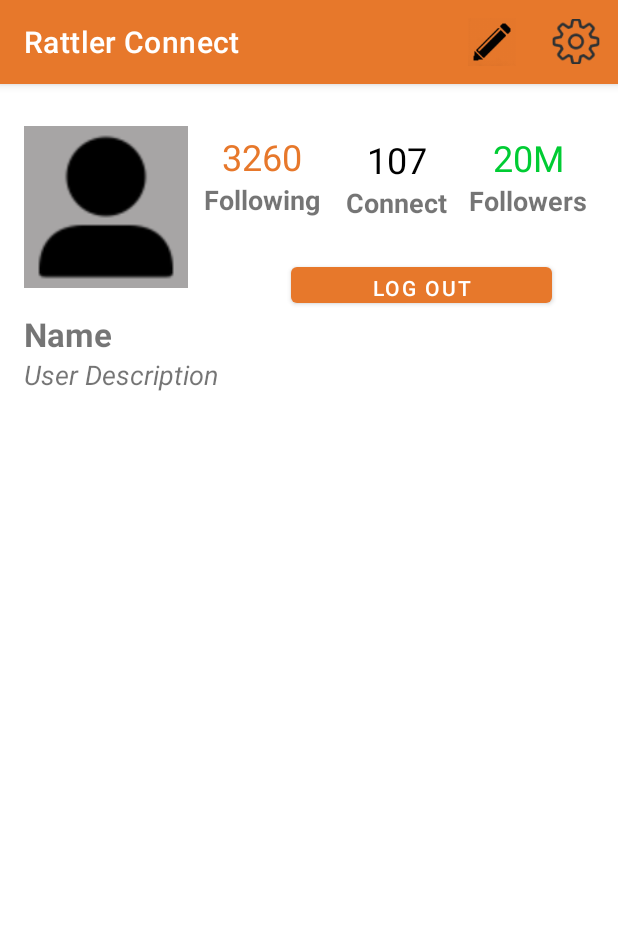
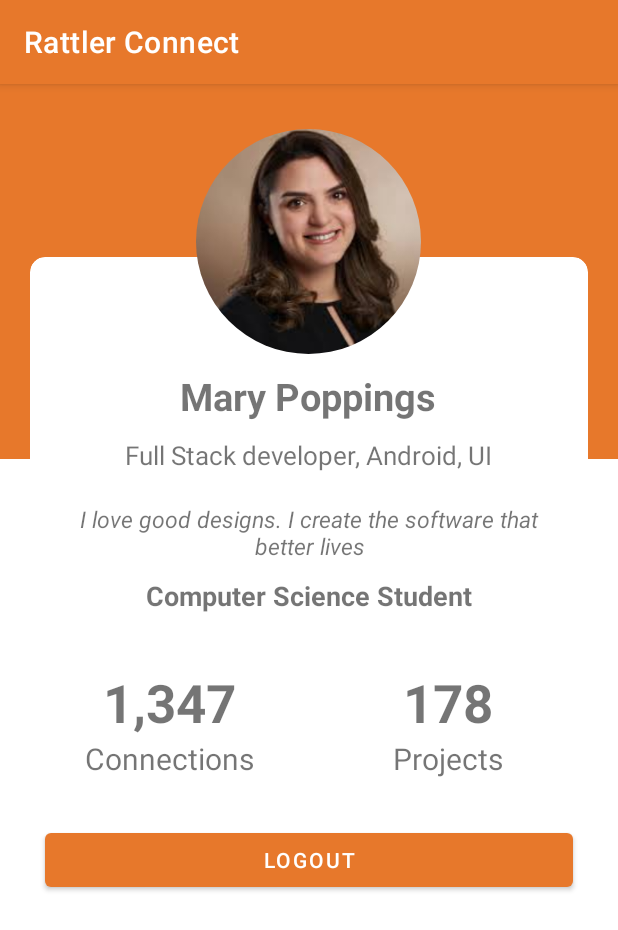
Before and after one commit to iyesha-Gonzalez/RatllerConnect, an Android app: the fragment ProfileFragment shown on its own in the app's theme, on a phone screen of 412 x 824 dp. Shown: the top 930 px of the screen. Run offline under Robolectric (Android 15) with nearby library versions, the light colour scheme and no system bars; our stand-ins replace CircleImageView; libraries missing offline, so code that uses them is left out: com.parse; 1 statement that could not run was skipped.

Commit message:
updated profile fragment

```diff
--- a/app/build.gradle
+++ b/app/build.gradle
@@ -39,6 +39,7 @@
     implementation 'androidx.swiperefreshlayout:swiperefreshlayout:1.1.0'
     implementation 'androidx.constraintlayout:constraintlayout:2.0.4'
     implementation 'androidx.legacy:legacy-support-v4:1.0.0'
+    implementation 'androidx.room:room-runtime:2.2.6'
     testImplementation 'junit:junit:4.+'
     androidTestImplementation 'androidx.test.ext:junit:1.1.2'
     androidTestImplementation 'androidx.test.espresso:espresso-core:3.3.0'
@@ -52,9 +53,12 @@
 
     implementation 'androidx.appcompat:appcompat:1.0.0'
     implementation 'androidx.recyclerview:recyclerview:1.0.0'
+    implementation 'androidx.annotation:annotation:1.1.0'
 
     implementation 'org.parceler:parceler-api:1.1.12'
     annotationProcessor 'org.parceler:parceler:1.1.12'
+    annotationProcessor 'androidx.room:room-compiler:2.2.6'
+    implementation 'de.hdodenhof:circleimageview:3.1.0'
 
 
 }
--- a/app/src/main/java/com/example/rattlerconnect/Fragments/PostsFragment.java
+++ b/app/src/main/java/com/example/rattlerconnect/Fragments/PostsFragment.java
@@ -7,11 +7,15 @@
 import androidx.fragment.app.Fragment;
 import androidx.recyclerview.widget.LinearLayoutManager;
 import androidx.recyclerview.widget.RecyclerView;
+import androidx.swiperefreshlayout.widget.SwipeRefreshLayout;
 
 import android.util.Log;
 import android.view.LayoutInflater;
+import android.view.Menu;
+import android.view.MenuItem;
 import android.view.View;
 import android.view.ViewGroup;
+import android.widget.Toast;
 
 
 import com.parse.FindCallback;
@@ -29,6 +33,7 @@
  * A simple {@link Fragment} subclass.
  */
 public class PostsFragment extends Fragment {
+
     public static final String TAG = "PostsFragment";
     private RecyclerView rvPosts;
     protected PostsAdapter adapter;
--- a/app/src/main/java/com/example/rattlerconnect/Fragments/ProfileFragment.java
+++ b/app/src/main/java/com/example/rattlerconnect/Fragments/ProfileFragment.java
@@ -3,69 +3,46 @@
 import android.content.Intent;
 import android.os.Bundle;
 import android.view.LayoutInflater;
-import android.view.Menu;
-import android.view.MenuInflater;
 import android.view.View;
 import android.view.ViewGroup;
 import android.widget.Button;
 import android.widget.ImageView;
 import android.widget.TextView;
+import android.widget.Toast;
 
-import androidx.annotation.NonNull;
-import androidx.appcompat.app.AppCompatActivity;
+import androidx.fragment.app.Fragment;
+import androidx.recyclerview.widget.GridLayoutManager;
 import androidx.recyclerview.widget.RecyclerView;
 import androidx.swiperefreshlayout.widget.SwipeRefreshLayout;
 
 import com.example.rattlerconnect.LoginActivity;
 import com.example.rattlerconnect.R;
 import com.example.rattlerconnect.Post;
+import com.parse.FindCallback;
+import com.parse.ParseException;
 import com.parse.ParseUser;
 
+import java.util.ArrayList;
 import java.util.List;
 
-public class ProfileFragment extends HomeFragment {
+public class ProfileFragment extends Fragment {
 
-    private final String TAG = "ProfileFragment";
+    public static final String TAG = "ProfileFragment";
     private Button btnLogout;
     private TextView tvUser;
     private ImageView ivProfile;
-    private RecyclerView rvPosts;
-    private com.example.rattlerconnect.EndlessRecyclerViewScrollListener scrollListener;
-    private SwipeRefreshLayout swipeRefreshLayout;
-    protected List< Post> mPosts;
 
-    @Override
-    public void onResume() {
-        super.onResume();
-        ((AppCompatActivity)getActivity()).getSupportActionBar().show();
-    }
-    @Override
-    public void onStop() {
-        super.onStop();
-        ((AppCompatActivity)getActivity()).getSupportActionBar().show();
-    }
-
-    @Override
-    public void onCreate(Bundle savedInstanceState) {
-        super.onCreate(savedInstanceState);
-        setHasOptionsMenu(true);
-    }
-
-    @Override
-    public void onCreateOptionsMenu(@NonNull Menu menu, @NonNull MenuInflater inflater) {
-        inflater.inflate(R.menu.menu_profile_tab, menu);
-    }
 
     @Override
     public View onCreateView(LayoutInflater inflater, ViewGroup parent, Bundle savedInstanceState) {
         // Defines the xml file for the fragment
         return inflater.inflate(R.layout.fragment_profile, parent, false);
     }
-
     // This event is triggered soon after onCreateView().
     // Any view setup should occur here.  E.g., view lookups and attaching view listeners.
     @Override
     public void onViewCreated(View view, Bundle savedInstanceState) {
+        super.onViewCreated(view, savedInstanceState);
 
         btnLogout = (Button) view.findViewById(R.id.btnLogout);
         tvUser = (TextView) view.findViewById(R.id.tvName);
@@ -80,34 +57,7 @@
             }
         });
 
-         /*
-
-        loadTopPosts();
-        //find RecyclerView
-        rvPosts = (RecyclerView) view.findViewById(R.id.rvUserPosts);
-        //init arraylist
-        ArrayList<Object> posts = new ArrayList<>();
-        //construct adapter
-        postAdapter = new ProfilePostAdapter(posts);
-
-        GridLayoutManager linearLayoutManager = new GridLayoutManager(getContext(), 3);
-        rvPosts.setLayoutManager(linearLayoutManager);
-        scrollListener = new com.example.rattlerconnect.EndlessRecyclerViewScrollListener(linearLayoutManager) {
-            @Override
-            public void onLoadMore(int page, int totalItemsCount, RecyclerView view) {
-                // Triggered only when new data needs to be appended to the list
-                // Add whatever code is needed to append new items to the bottom of the list
-                loadTopPosts();
     }
-        };
-
-
-        rvPosts.addOnScrollListener(scrollListener);
-        //set the adapter
-        rvPosts.setAdapter(postAdapter);
-
-         */
-        //set swipe refresh layout
 
     /*@Override
         public boolean onOptionsItemSelected(@NonNull MenuItem item) {
@@ -130,21 +80,6 @@
 
 
 
-//        swipeRefreshLayout = (SwipeRefreshLayout) view.findViewById(R.id.swipeContainer);
-//
-//        swipeRefreshLayout.setOnRefreshListener(new SwipeRefreshLayout.OnRefreshListener() {
-//            @Override
-//            public void onRefresh() {
-//                loadTopPosts();
-//            }
-//        });
-
-//        // Configure the refreshing colors
-//        swipeRefreshLayout.setColorSchemeResources(android.R.color.holo_blue_bright,
-//                android.R.color.holo_green_light,
-//                android.R.color.holo_orange_light,
-//                android.R.color.holo_red_light);
-    }
 
     public void onLogoutAction() {
         ParseUser.logOut();
@@ -153,30 +88,4 @@
         getActivity().finish();
     }
 
-    /*public void loadTopPosts() {
-
-        final Post.Query postQuery = new Post.Query();
-        postQuery.getTop().withUser();
-        postQuery.whereEqualTo(Post.KEY_USER, ParseUser.getCurrentUser());
-
-        postQuery.findInBackground(new FindCallback<Post>() {
-            @Override
-            public void done(List<Post> objects, com.parse.ParseException e) {
-                if(e == null) {
-                    postAdapter.clear();
-                    for(int i = 0; i < objects.size(); i++) {
-                        mPosts.add(objects.get(i));
-                        postAdapter.notifyItemInserted(mPosts.size() - 1);
-//                        Log.i("HomeFragment", "Post " + i + " " + objects.get(i).getDescription());
 }
-                } else {
-                    Toast.makeText(getContext(), "Failed to query posts", Toast.LENGTH_SHORT).show();
-                }
-//                swipeRefreshLayout.setRefreshing(false);
-            }
-
-        });
-    }
-
-     */
-}
--- a/app/src/main/java/com/example/rattlerconnect/MainActivity.java
+++ b/app/src/main/java/com/example/rattlerconnect/MainActivity.java
@@ -53,6 +53,7 @@
                         break;
                     case R.id.action_profile:
                         fragment = new ProfileFragment();
+                        break;
                     default:
                         fragment = new PostsFragment();
                         break;
--- a/app/src/main/res/layout/activity_main.xml
+++ b/app/src/main/res/layout/activity_main.xml
@@ -29,7 +29,9 @@
         app:layout_constraintEnd_toEndOf="parent"
         app:layout_constraintTop_toBottomOf="@+id/flContainer"
         app:layout_constraintVertical_bias="0.995"
-        app:menu="@menu/menu_bottom_navigation"></com.google.android.material.bottomnavigation.BottomNavigationView>
+        app:menu="@menu/menu_bottom_navigation">
+
+    </com.google.android.material.bottomnavigation.BottomNavigationView>
 
 
 
--- a/app/src/main/res/layout/activity_register.xml
+++ b/app/src/main/res/layout/activity_register.xml
@@ -38,7 +38,7 @@
                     android:layout_width="match_parent"
                     android:layout_height="wrap_content"
                     android:layout_marginTop="10dp"
-                    android:hint="@string/name"
+                    android:hint="First &amp; Last Name"
                     android:inputType="textNoSuggestions"
                     android:maxLines="1"
                     android:paddingStart="5dp"
@@ -89,7 +89,6 @@
                 android:id="@+id/userError"
                 android:layout_width="match_parent"
                 android:layout_height="wrap_content"
-                app:passwordToggleEnabled="true"
                 android:layout_marginTop="5dp">
 
 
--- a/app/src/main/res/layout/fragment_profile.xml
+++ b/app/src/main/res/layout/fragment_profile.xml
@@ -1,195 +1,181 @@
 <?xml version="1.0" encoding="utf-8"?>
-<LinearLayout xmlns:android="http://schemas.android.com/apk/res/android"
+<RelativeLayout xmlns:android="http://schemas.android.com/apk/res/android"
     xmlns:app="http://schemas.android.com/apk/res-auto"
     xmlns:tools="http://schemas.android.com/tools"
     android:layout_width="match_parent"
     android:layout_height="match_parent"
-    android:fitsSystemWindows="true"
+    tools:context=".Fragments.ProfileFragment">
+
+    <View
+        android:layout_width="match_parent"
+        android:layout_height="250dp"
+        android:background="@color/orange_500"/>
+
+    <LinearLayout
+        android:layout_width="match_parent"
+        android:layout_height="wrap_content"
+        android:orientation="vertical"
+        android:layout_marginLeft="20dp"
+        android:layout_marginRight="20dp">
+
+        <RelativeLayout
+            android:layout_width="match_parent"
+            android:layout_height="wrap_content"
+            android:layout_marginTop="30dp">
+
+            <de.hdodenhof.circleimageview.CircleImageView
+                android:id="@+id/ivProfile"
+                android:layout_width="150dp"
+                android:layout_height="150dp"
+                android:src="@drawable/profile"
+                android:layout_centerHorizontal="true"
+                android:elevation="1dp"/>
+
+            <LinearLayout
+                android:layout_width="match_parent"
+                android:layout_height="wrap_content"
                 android:orientation="vertical">
 
+                <androidx.cardview.widget.CardView
+                    android:layout_width="match_parent"
+                    android:layout_height="wrap_content"
+                    android:layout_marginTop="85dp"
+                    app:contentPaddingTop="15dp"
+                    app:contentPaddingRight="15dp"
+                    app:contentPaddingLeft="15dp"
+                    app:contentPaddingBottom="15dp"
+                    app:cardCornerRadius="10dp">
 
-
-    <androidx.constraintlayout.widget.ConstraintLayout
+                    <LinearLayout
                         android:layout_width="match_parent"
-        android:layout_height="match_parent"
-        tools:layout_editor_absoluteY="56dp">
-
-
-        <Button
-            android:id="@+id/btnLogout"
-            android:layout_width="174dp"
-            android:layout_height="36dp"
-            android:layout_marginTop="116dp"
-            android:text="Log Out"
-            app:layout_constraintEnd_toEndOf="parent"
-            app:layout_constraintHorizontal_bias="0.814"
-            app:layout_constraintStart_toStartOf="parent"
-            app:layout_constraintTop_toTopOf="parent" />
-
-
-        <ImageView
-            android:id="@+id/ivProfile"
-            android:layout_width="109dp"
-            android:layout_height="108dp"
-            android:layout_alignParentTop="true"
-            android:layout_centerHorizontal="true"
-            android:layout_marginStart="16dp"
-            android:layout_marginTop="28dp"
-            android:background="#A7A5A5"
-            android:padding="5dp"
-            app:layout_constraintStart_toStartOf="parent"
-            app:layout_constraintTop_toTopOf="parent"
-            app:srcCompat="@drawable/profile_filled"
-            tools:ignore="MissingConstraints" />
+                        android:layout_height="wrap_content"
+                        android:orientation="vertical">
 
                         <TextView
                             android:id="@+id/tvName"
                             android:layout_width="wrap_content"
                             android:layout_height="wrap_content"
-            android:layout_below="@id/ivProfile"
-            android:layout_centerHorizontal="true"
-            android:layout_marginStart="16dp"
-            android:layout_marginTop="16dp"
-            android:gravity="center"
-            android:text="@string/name"
-            android:textSize="22sp"
+                            android:text="Mary Poppings"
                             android:textStyle="bold"
-            app:layout_constraintStart_toStartOf="parent"
-            app:layout_constraintTop_toBottomOf="@+id/ivProfile"
-            tools:ignore="MissingConstraints" />
-
-        <TextView
-            android:id="@+id/tvDescription"
-            android:layout_width="wrap_content"
-            android:layout_height="wrap_content"
-            android:layout_below="@+id/tvName"
-            android:layout_centerHorizontal="true"
-            android:layout_marginStart="16dp"
-            android:gravity="center"
-            android:text="User Description"
-            android:textSize="18sp"
-            android:textStyle="italic"
-            app:layout_constraintStart_toStartOf="parent"
-            app:layout_constraintTop_toBottomOf="@+id/tvName"
-            tools:ignore="MissingConstraints" />
-
-        <!--recycler view for the images -->
-        <androidx.recyclerview.widget.RecyclerView
-            android:id="@+id/rvUserPosts"
-            android:layout_width="410dp"
-            android:layout_height="446dp"
-            android:layout_marginTop="24dp"
-            android:text="TextView"
-            app:layout_constraintEnd_toEndOf="parent"
-            app:layout_constraintHorizontal_bias="0.0"
-            app:layout_constraintStart_toStartOf="parent"
-            app:layout_constraintTop_toBottomOf="@+id/tvDescription" />
-
-
-        <LinearLayout
-            android:layout_width="83dp"
-            android:layout_height="59dp"
-            android:layout_weight="1"
-            android:gravity="center"
-            android:orientation="vertical"
-            app:layout_constraintBottom_toTopOf="@+id/rvUserPosts"
-            app:layout_constraintEnd_toEndOf="parent"
-            app:layout_constraintHorizontal_bias="0.405"
-            app:layout_constraintStart_toStartOf="parent"
-            app:layout_constraintTop_toTopOf="parent"
-            app:layout_constraintVertical_bias="0.184">
-
-            <TextView
-                android:id="@+id/tvFollowing"
-                android:layout_width="wrap_content"
-                android:layout_height="wrap_content"
-                android:gravity="center"
-                android:text="3260"
-                android:textColor="@color/orange_500"
-                android:textSize="24sp"
-                tools:ignore="MissingConstraints"
-                tools:layout_editor_absoluteX="160dp"
-                tools:layout_editor_absoluteY="29dp" />
+                            android:textSize="25sp"
+                            android:layout_marginTop="60dp"
+                            android:layout_gravity="center_horizontal"/>
 
                         <TextView
                             android:layout_width="wrap_content"
                             android:layout_height="wrap_content"
-                android:text="Following"
-                android:textSize="18sp"
-                android:textStyle="bold"
-                tools:layout_editor_absoluteX="158dp"
-                tools:layout_editor_absoluteY="66dp" />
-        </LinearLayout>
-
-        <LinearLayout
-            android:id="@+id/linearLayout"
-            android:layout_width="87dp"
-            android:layout_height="59dp"
-            android:layout_marginTop="28dp"
-            android:layout_marginEnd="16dp"
-            android:layout_weight="1"
-            android:gravity="center"
-            android:orientation="vertical"
-            app:layout_constraintBottom_toTopOf="@+id/rvUserPosts"
-            app:layout_constraintEnd_toEndOf="parent"
-            app:layout_constraintHorizontal_bias="1.0"
-            app:layout_constraintStart_toStartOf="parent"
-            app:layout_constraintTop_toTopOf="parent"
-            app:layout_constraintVertical_bias="0.027">
-
-            <TextView
-                android:id="@+id/tvFollowers"
-                android:layout_width="wrap_content"
-                android:layout_height="wrap_content"
-                android:gravity="center"
-                android:text="20M"
-                android:textColor="@color/green_200"
-                android:textSize="24sp" />
+                            android:text="Full Stack developer, Android, UI"
+                            android:textSize="17sp"
+                            android:layout_marginTop="10dp"
+                            android:layout_gravity="center_horizontal"/>
 
                         <TextView
                             android:layout_width="wrap_content"
                             android:layout_height="wrap_content"
-                android:text="Followers"
+                            android:text="I love good designs. I create the software that better lives"
+                            android:textAlignment="center"
+                            android:textStyle="italic"
+                            android:textSize="15sp"
+                            android:layout_marginTop="20dp"
+                            android:layout_gravity="center_horizontal"/>
+
+                        <TextView
+                            android:layout_width="wrap_content"
+                            android:layout_height="wrap_content"
+                            android:text="Computer Science Student"
+                            android:textStyle="bold"
                             android:textSize="18sp"
-                android:textStyle="bold" />
+                            android:layout_marginTop="10dp"
+                            android:layout_gravity="center_horizontal"/>
+
+
+                    </LinearLayout>
+
+
+                </androidx.cardview.widget.CardView>
+
+                <LinearLayout
+                    android:layout_width="match_parent"
+                    android:layout_height="wrap_content"
+                    android:orientation="horizontal"
+                    android:weightSum="2"
+                    android:layout_marginTop="20dp">
+
+                    <LinearLayout
+                        android:layout_width="62dp"
+                        android:layout_height="wrap_content"
+                        android:layout_gravity="center_horizontal"
+                        android:orientation="vertical"
+                        android:layout_weight="1">
+
+                        <TextView
+                            android:id="@+id/tvConnections"
+                            android:layout_width="wrap_content"
+                            android:layout_height="wrap_content"
+                            android:layout_gravity="center_horizontal"
+                            android:text="1,347"
+                            android:textStyle="bold"
+                            android:textSize="35sp"/>
+
+                        <TextView
+                            android:layout_width="wrap_content"
+                            android:layout_height="wrap_content"
+                            android:layout_gravity="center_horizontal"
+                            android:text="Connections"
+                            android:textSize="20sp"/>
+                    </LinearLayout>
+
+                    <LinearLayout
+                        android:layout_width="62dp"
+                        android:layout_height="wrap_content"
+                        android:layout_gravity="center_horizontal"
+                        android:orientation="vertical"
+                        android:layout_weight="1">
+
+                        <TextView
+                            android:id="@+id/tvProjects"
+                            android:layout_width="wrap_content"
+                            android:layout_height="wrap_content"
+                            android:layout_gravity="center_horizontal"
+                            android:text="178"
+                            android:textStyle="bold"
+                            android:textSize="35sp"/>
+
+                        <TextView
+                            android:layout_width="wrap_content"
+                            android:layout_height="wrap_content"
+                            android:layout_gravity="center_horizontal"
+                            android:text="Projects"
+                            android:textSize="20sp"/>
+                    </LinearLayout>
+
 
                 </LinearLayout>
 
                 <LinearLayout
-            android:id="@+id/linearLayout2"
-            android:layout_width="77dp"
-            android:layout_height="61dp"
-            android:layout_weight="1"
-            android:gravity="center"
-            android:orientation="vertical"
-            app:layout_constraintBottom_toTopOf="@+id/rvUserPosts"
-            app:layout_constraintEnd_toEndOf="parent"
-            app:layout_constraintHorizontal_bias="0.676"
-            app:layout_constraintStart_toStartOf="parent"
-            app:layout_constraintTop_toTopOf="parent"
-            app:layout_constraintVertical_bias="0.189">
+                    android:layout_width="match_parent"
+                    android:layout_height="wrap_content"
+                    android:orientation="horizontal"
+                    android:layout_marginTop="30dp"
+                    android:weightSum="1">
 
-            <TextView
-                android:id="@+id/tv2"
+                    <Button
+                        android:id="@+id/btnLogout"
                         android:layout_width="wrap_content"
                         android:layout_height="wrap_content"
-                android:gravity="center"
-                android:text="107"
-                android:textColor="@color/black"
-                android:textSize="24sp" />
-
-            <TextView
-                android:layout_width="wrap_content"
-                android:layout_height="wrap_content"
-                android:text="Connect"
-                android:textSize="18sp"
-                android:textStyle="bold" />
-
-        </LinearLayout>
-
-
-    </androidx.constraintlayout.widget.ConstraintLayout>
+                        android:layout_weight="1"
+                        android:layout_marginLeft="10dp"
+                        android:layout_marginRight="10dp"
+                        android:textColor="@color/white"
+                        android:text="Logout"/>
 
 
 
                 </LinearLayout>
+
+            </LinearLayout>
+
+        </RelativeLayout>
+    </LinearLayout>
+
+</RelativeLayout>
--- a/app/src/main/res/menu/menu_hometab.xml
+++ /dev/null
@@ -1,4 +0,0 @@
-<?xml version="1.0" encoding="utf-8"?>
-<menu xmlns:android="http://schemas.android.com/apk/res/android">
-
-</menu>
--- a/app/src/main/res/values/strings.xml
+++ b/app/src/main/res/values/strings.xml
@@ -6,7 +6,7 @@
     <string name="login">Login</string>
     <string name="create_new">Click here to register</string>
     <string name="not_register">Not Register?</string>
-    <string name="name">Name</string>
+    <string name="name"> Name</string>
     <string name="phone_number">Phone Number</string>
     <string name="SignUp">SignUp</string>
     <string name="name_error">Please enter your name</string>
@@ -15,6 +15,7 @@
     <string name="error_invalid_email">This email address is invalid</string>
     <string name="username_error">Please enter a username</string>
     <string name="password_error">Please enter a password</string>
+    <string name="TextView"> Images Here</string>
     <string name="error_invalid_password">Please enter a minimum password of 6 characters</string>
 
     <string name="NUM">Following</string>
--- a/build.gradle
+++ b/build.gradle
@@ -1,4 +1,6 @@
 // Top-level build file where you can add configuration options common to all sub-projects/modules.
+
+
 buildscript {
     repositories {
         google()
```
Also changed, not shown: app/src/main/java/com/example/rattlerconnect/Fragments/MessageFragment.java (+7 -43 lines), app/src/main/java/com/example/rattlerconnect/Post.java (+40 -0 lines), app/src/main/java/com/example/rattlerconnect/PostDetailActivity.java (added, +55 -0 lines), app/src/main/res/drawable/element_outline.xml (added, +23 -0 lines), app/src/main/res/drawable/element_outline1.xml (added, +22 -0 lines), app/src/main/res/layout/item_profile_post.xml (added, +25 -0 lines), app/src/main/res/drawable/profile.jpeg (added). Lines whose indentation alone changed are shown as unchanged.
